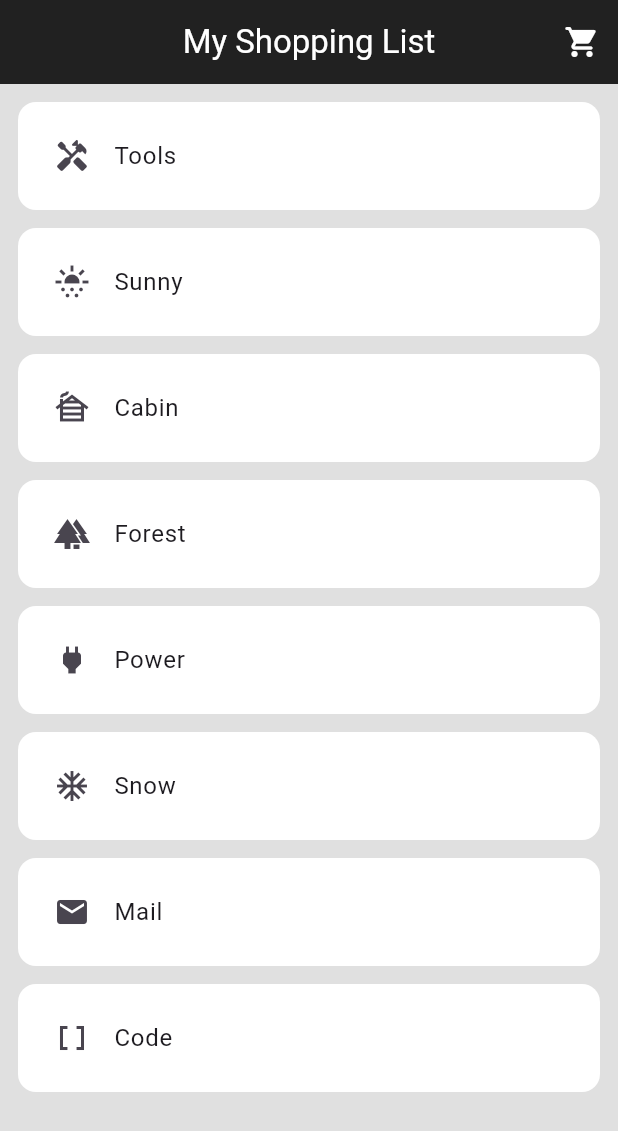
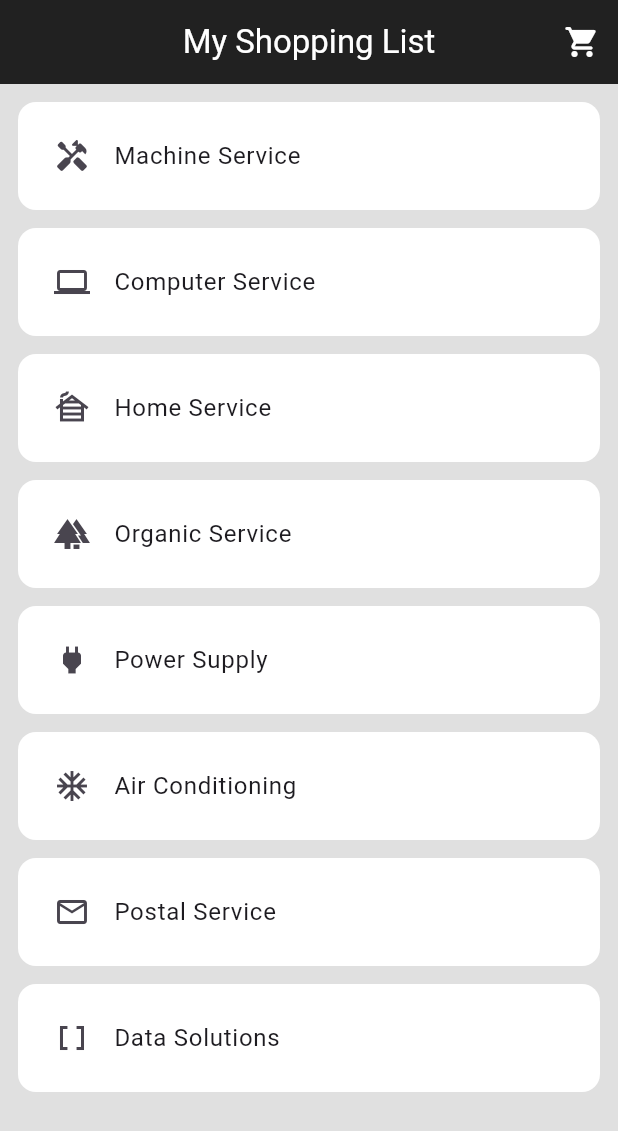
Before and after one commit to dev-ruman/ostad_assignments, a Flutter app: the screen it shows after launch, on a phone screen of 412 x 824 dp. Shown: the top 1131 px of the screen. Run offline on Flutter 3.47's test engine with Material 3 defaults, Android fonts, the light colour scheme and no system bars.

Commit message:
project reinitiated, object updated

```diff
--- a/lib/home_page.dart
+++ b/lib/home_page.dart
@@ -34,7 +34,7 @@ class Home extends StatelessWidget {
                     borderRadius: BorderRadius.circular(12.0)),
                 child: ListTile(
                   leading: Icon(Icons.handyman_rounded),
-                  title: Text('Tools'),
+                  title: Text('Machine Service'),
                 ),
               ),
               Container(
@@ -46,8 +46,8 @@ class Home extends StatelessWidget {
                     color: Colors.white,
                     borderRadius: BorderRadius.circular(12.0)),
                 child: ListTile(
-                  leading: Icon(Icons.sunny_snowing),
-                  title: Text('Sunny'),
+                  leading: Icon(Icons.computer),
+                  title: Text('Computer Service'),
                 ),
               ),
               Container(
@@ -60,7 +60,7 @@ class Home extends StatelessWidget {
                     borderRadius: BorderRadius.circular(12.0)),
                 child: ListTile(
                   leading: Icon(Icons.cabin),
-                  title: Text('Cabin'),
+                  title: Text('Home Service'),
                 ),
               ),
               Container(
@@ -73,7 +73,7 @@ class Home extends StatelessWidget {
                     borderRadius: BorderRadius.circular(12.0)),
                 child: ListTile(
                   leading: Icon(Icons.forest),
-                  title: Text('Forest'),
+                  title: Text('Organic Service'),
                 ),
               ),
               Container(
@@ -86,7 +86,7 @@ class Home extends StatelessWidget {
                     borderRadius: BorderRadius.circular(12.0)),
                 child: ListTile(
                   leading: Icon(Icons.power),
-                  title: Text('Power'),
+                  title: Text('Power Supply'),
                 ),
               ),
               Container(
@@ -99,7 +99,7 @@ class Home extends StatelessWidget {
                     borderRadius: BorderRadius.circular(12.0)),
                 child: ListTile(
                   leading: Icon(Icons.ac_unit),
-                  title: Text('Snow'),
+                  title: Text('Air Conditioning'),
                 ),
               ),
               Container(
@@ -111,8 +111,8 @@ class Home extends StatelessWidget {
                     color: Colors.white,
                     borderRadius: BorderRadius.circular(12.0)),
                 child: ListTile(
-                  leading: Icon(Icons.mail),
-                  title: Text('Mail'),
+                  leading: Icon(Icons.mail_outline),
+                  title: Text('Postal Service'),
                 ),
               ),
               Container(
@@ -125,7 +125,7 @@ class Home extends StatelessWidget {
                     borderRadius: BorderRadius.circular(12.0)),
                 child: ListTile(
                   leading: Icon(Icons.data_array),
-                  title: Text('Code'),
+                  title: Text('Data Solutions'),
                 ),
               ),
             ],
```
